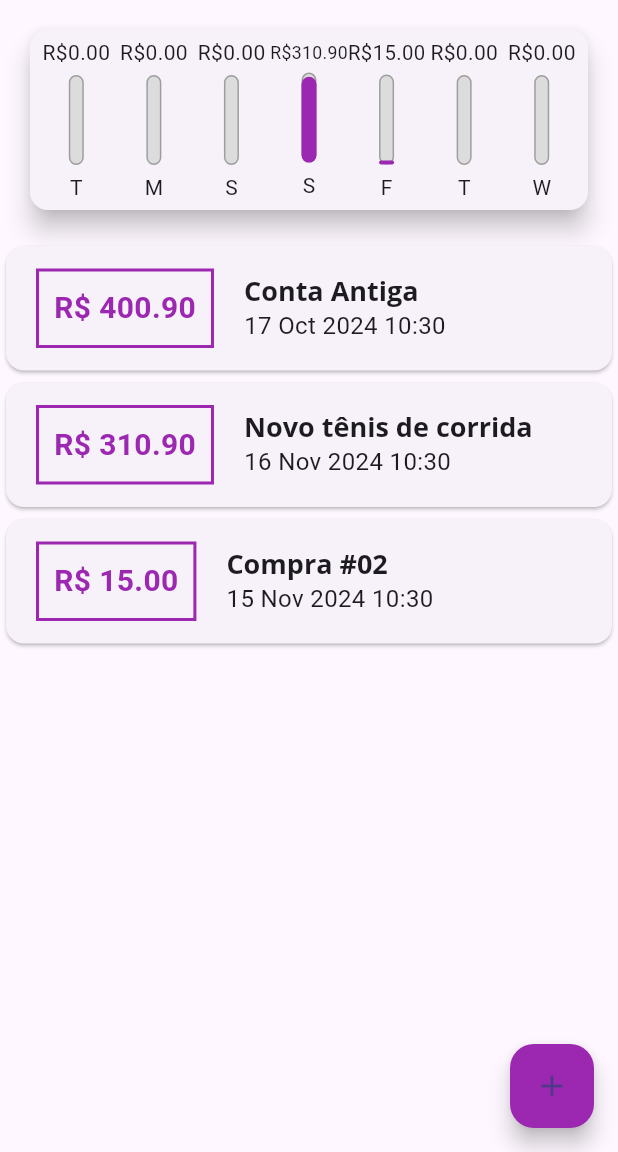
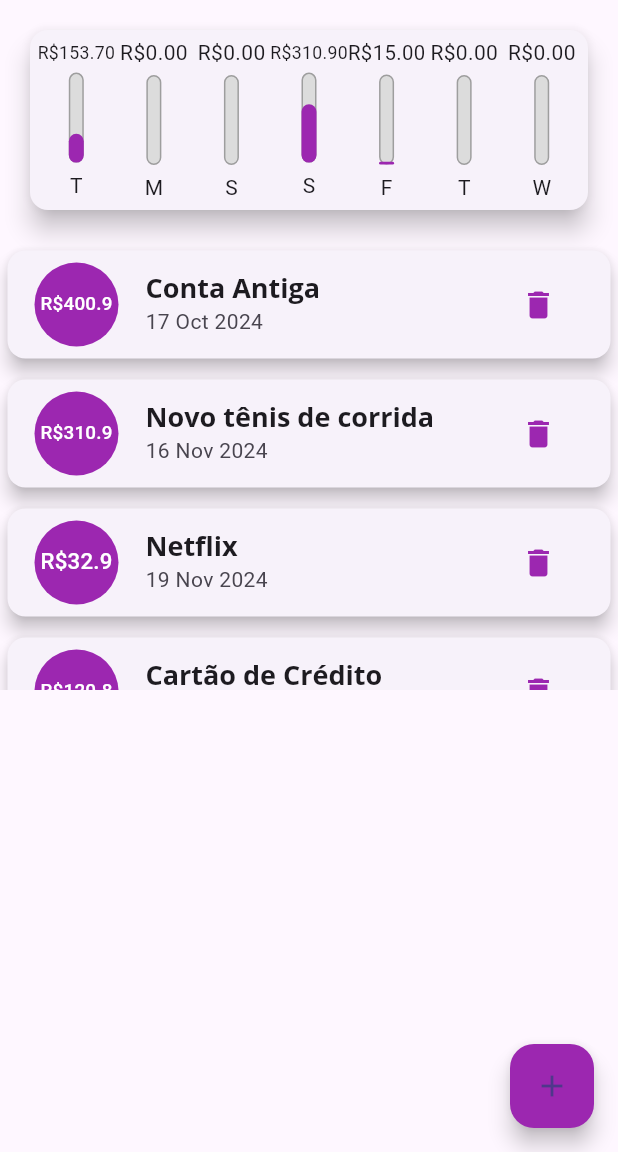
Before and after one commit to rodrigoub/App_DespesasPessoais, a Flutter app: the screen it shows after launch, on a phone screen of 412 x 824 dp, the part 84-1236 px from its top. Run offline on Flutter 3.47's test engine with Material 3 defaults, Android fonts, the phone set to English and light mode, and no system bars.

Commit message:
Usando o ListTile() para melhorar o "transaction_List".

```diff
--- a/lib/components/transaction_list.dart
+++ b/lib/components/transaction_list.dart
@@ -14,12 +14,16 @@ class TransactionList extends StatelessWidget {
         child: transactions.isEmpty
             ? Column(
                 children: [
-                  SizedBox(height: 20,),
+                  SizedBox(
+                    height: 20,
+                  ),
                   Text(
                     'Nenhuma Transação Cadastrada.',
                     style: Theme.of(context).textTheme.titleLarge,
                   ),
-                  SizedBox(height: 20,),
+                  SizedBox(
+                    height: 20,
+                  ),
                   Container(
                     height: 200,
                     child: Image.asset(
@@ -35,47 +39,39 @@ class TransactionList extends StatelessWidget {
                   final tr = transactions[index];
 
                   return Card(
-                    child: Row(
-                      children: [
-                        Container(
+                    elevation: 5,
                     margin: EdgeInsets.symmetric(
-                              horizontal: 20, vertical: 15),
-                          decoration: BoxDecoration(
-                            border: Border.all(
-                              color: Theme.of(context).primaryColor,
-                              width: 2,
+                      vertical: 7,
+                      horizontal: 5,
                     ),
-                          ),
-                          padding: EdgeInsets.all(10),
+                    child: ListTile(
+                      leading: CircleAvatar(
+                        radius: 30,
+                        backgroundColor: Theme.of(context).primaryColor,
+                        child: Padding(
+                          padding: const EdgeInsets.all(6),
+                          child: FittedBox(
                             child: Text(
-                            'R\$ ' + tr.value.toStringAsFixed(2),
+                              'R\$${tr.value}',
                               style: TextStyle(
-                              fontWeight: FontWeight.bold,
-                              fontSize: 20,
-                              color: Theme.of(context).primaryColor,
+                                color: Colors.white,
                               ),
                             ),
                           ),
-                        Column(
-                          crossAxisAlignment: CrossAxisAlignment.start,
-                          children: [
-                            Text(
+                        ),
+                      ),
+                      title: Text(
                         tr.title,
                         style: Theme.of(context).textTheme.titleLarge,
                       ),
-                            Text(
-                              DateFormat('d MMM y hh:mm').format(tr.date),
-                              style: TextStyle(
-                                fontSize: 16,
-                                color: Theme.of(context)
-                                    .textTheme
-                                    .bodyMedium
-                                    ?.color,
+                      subtitle: Text(
+                        DateFormat('d MMM y').format(tr.date),
                       ),
+                      trailing: IconButton(
+                        icon: Icon(Icons.delete),
+                        color: Theme.of(context).floatingActionButtonTheme.backgroundColor,
+                        onPressed: (){},
                       ),
-                          ],
-                        ),
-                      ],
                     ),
                   );
                 },
--- a/lib/main.dart
+++ b/lib/main.dart
@@ -58,6 +58,16 @@ class _MyHomePageState extends State<MyHomePage> {
         title: 'Novo tênis de corrida',
         value: 310.90,
         date: DateTime.now().subtract(Duration(days: 3))),
+        Transaction(
+        id: 't2',
+        title: 'Netflix',
+        value: 32.90,
+        date: DateTime.now()),
+        Transaction(
+        id: 't3',
+        title: 'Cartão de Crédito',
+        value: 120.80,
+        date: DateTime.now()),
     Transaction(
         id: 't20',
         title: 'Compra #02',
```
Lines whose indentation alone changed are shown as unchanged.
